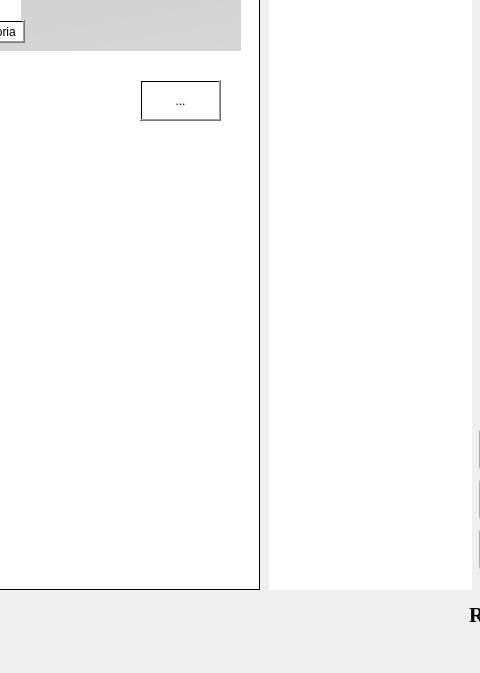
Before: the Qt Designer form formsocial.ui in symphony701/Trabajo_AED, drawn with Qt 5; both pictures show x 431 to 911 and y 151 to 824 of the 1343 by 824 pixel window.
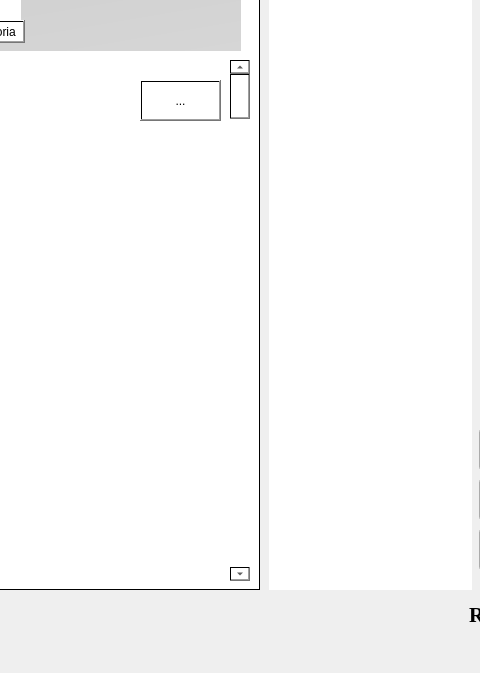
After: the same form once the commit is applied. Icons and pictures are not drawn.

The edit to the form file:
```diff
--- a/formsocial.ui
+++ b/formsocial.ui
@@ -337,6 +337,19 @@
       <string>...</string>
      </property>
     </widget>
+    <widget class="QScrollBar" name="verticalScrollBar">
+     <property name="geometry">
+      <rect>
+       <x>650</x>
+       <y>130</y>
+       <width>20</width>
+       <height>521</height>
+      </rect>
+     </property>
+     <property name="orientation">
+      <enum>Qt::Vertical</enum>
+     </property>
+    </widget>
     <zorder>label_9</zorder>
     <zorder>pushButton_3</zorder>
     <zorder>label_12</zorder>
```
Left out of the diff: 1 changed line with no effect on the pictures.
